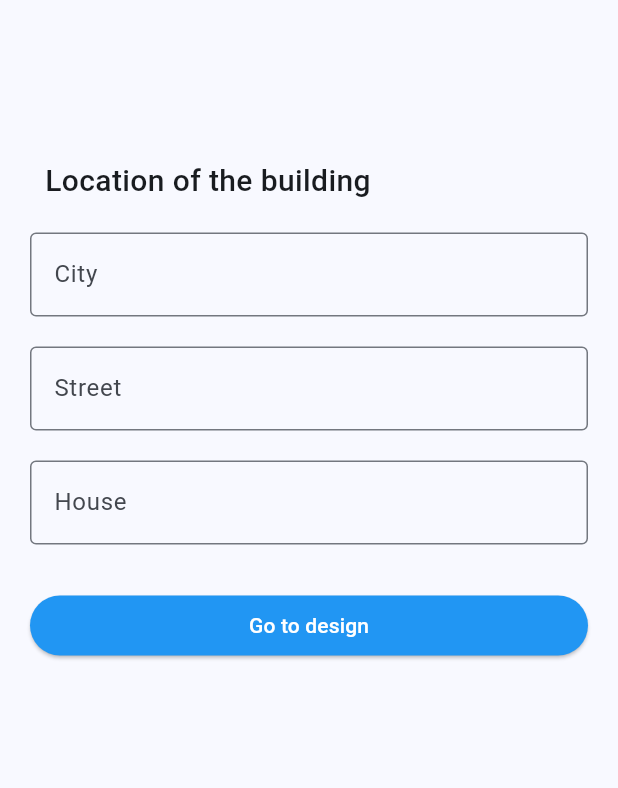
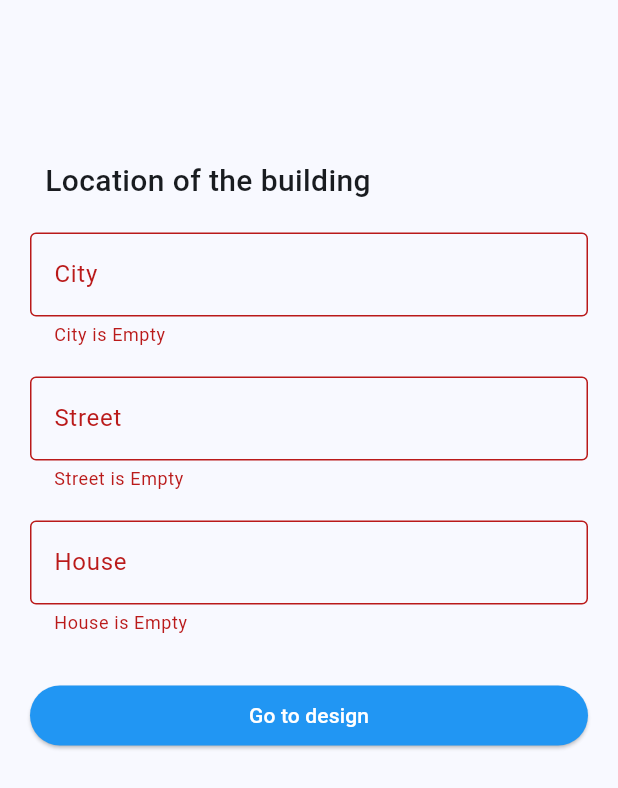
Before and after one commit to BohdanHorlach/ZNU-6.1211---Practice-from-IT-Dimension---Front-end-for-the-application, a Flutter app: the screen it shows after launch, after a tap on "Go to design", on a phone screen of 412 x 824 dp. Shown: the top 788 px of the screen. Run offline on Flutter 3.47's test engine with Material 2 defaults, Android fonts, the light colour scheme and no system bars.

Commit message:
Add files via upload

```diff
--- a/lib/presentation/sign in/sign up/house manager/first_page.dart
+++ b/lib/presentation/sign in/sign up/house manager/first_page.dart
@@ -1,6 +1,5 @@
 import 'package:flutter/material.dart';
 import 'package:flutter_application_1/presentation/sign%20in/sign%20up/house%20manager/change_house.dart';
-import 'package:flutter_application_1/presentation/sign%20in/widgets/entry_field.dart';
 import 'package:flutter_application_1/presentation/sign%20in/widgets/main_name_page.dart';
 
 class SignUpHouseManager extends StatefulWidget {
@@ -11,16 +10,18 @@ class SignUpHouseManager extends StatefulWidget {
 }
 
 class _SignUpHouseManagerState extends State<SignUpHouseManager> {
-  final listTextLield = [
-    EntryField(label: 'City'),
-    EntryField(label: 'Street'),
-    EntryField(label: 'House')
+  final listController = [
+    TextEditingController(),
+    TextEditingController(),
+    TextEditingController()
   ];
+  final listLabel = ['City', 'Street', 'House'];
+  List<bool> validateIsEmpty = List<bool>.filled(3, false);
   //ЗАГЛУШКА
   void _onClick() {
     String result = '';
-    for (int i = 0; i < listTextLield.length; i++) {
-      result += "${listTextLield[i].controller.text} ";
+    for (int i = 0; i < listController.length; i++) {
+      result += "${listController[i].text} ";
     }
     print(result);
   }
@@ -36,11 +37,26 @@ class _SignUpHouseManagerState extends State<SignUpHouseManager> {
             const MainNamePage(text: 'Location of the building'),
             ListView.builder(
               shrinkWrap: true,
-              itemCount: listTextLield.length,
+              itemCount: listController.length,
               itemBuilder: (context, index) {
                 return Padding(
                   padding: const EdgeInsets.symmetric(vertical: 10),
-                  child: listTextLield[index],
+                  child: TextField(
+                    controller: listController[index],
+                    decoration: InputDecoration(
+                      border: const OutlineInputBorder(),
+                      labelText: listLabel[index],
+                      errorText: validateIsEmpty[index]
+                          ? '${listLabel[index]} is Empty'
+                          : null,
+                    ),
+                    onChanged: (value) {
+                      setState(() {
+                        validateIsEmpty[index] =
+                            listController[index].text == '';
+                      });
+                    },
+                  ),
                 );
               },
             ),
@@ -50,10 +66,10 @@ class _SignUpHouseManagerState extends State<SignUpHouseManager> {
                 onPressed: () {
                   bool isCompletedForm = true;
                   setState(() {
-                    for (int i = 0; i < listTextLield.length; i++) {
-                      if (listTextLield[i].controller.text == '') {
+                    for (int i = 0; i < listController.length; i++) {
+                      if (listController[i].text == '') {
                         isCompletedForm = false;
-                        listTextLield[i].isEmpty = true;
+                        validateIsEmpty[i] = true;
                       }
                     }
                   });
```
